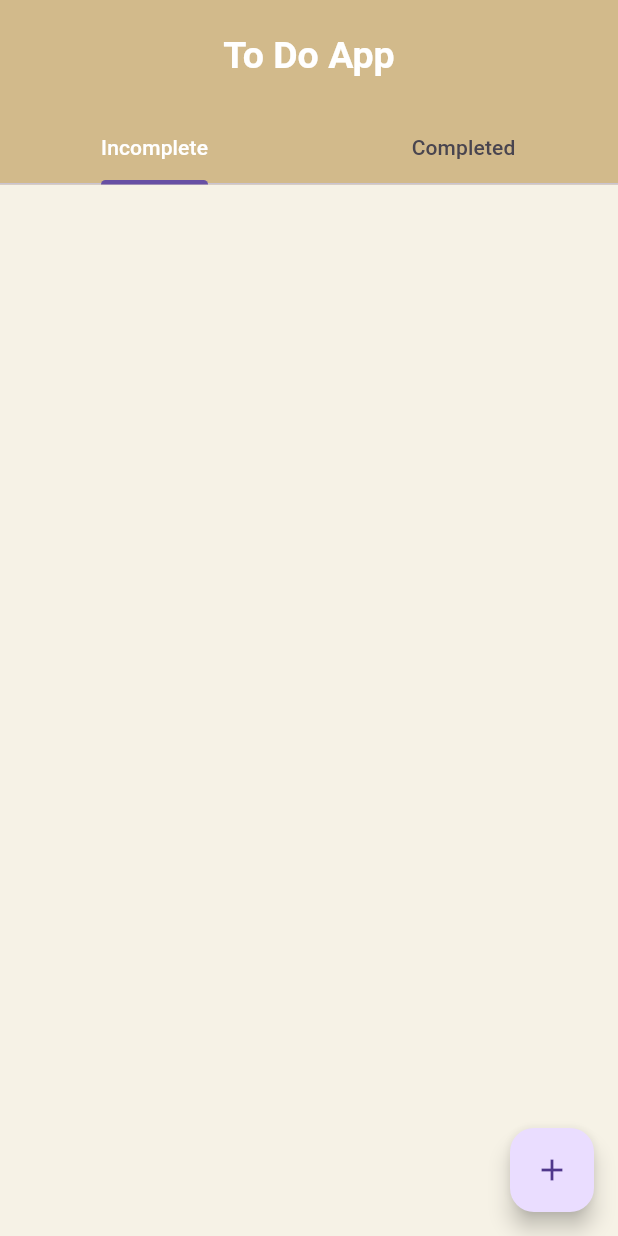
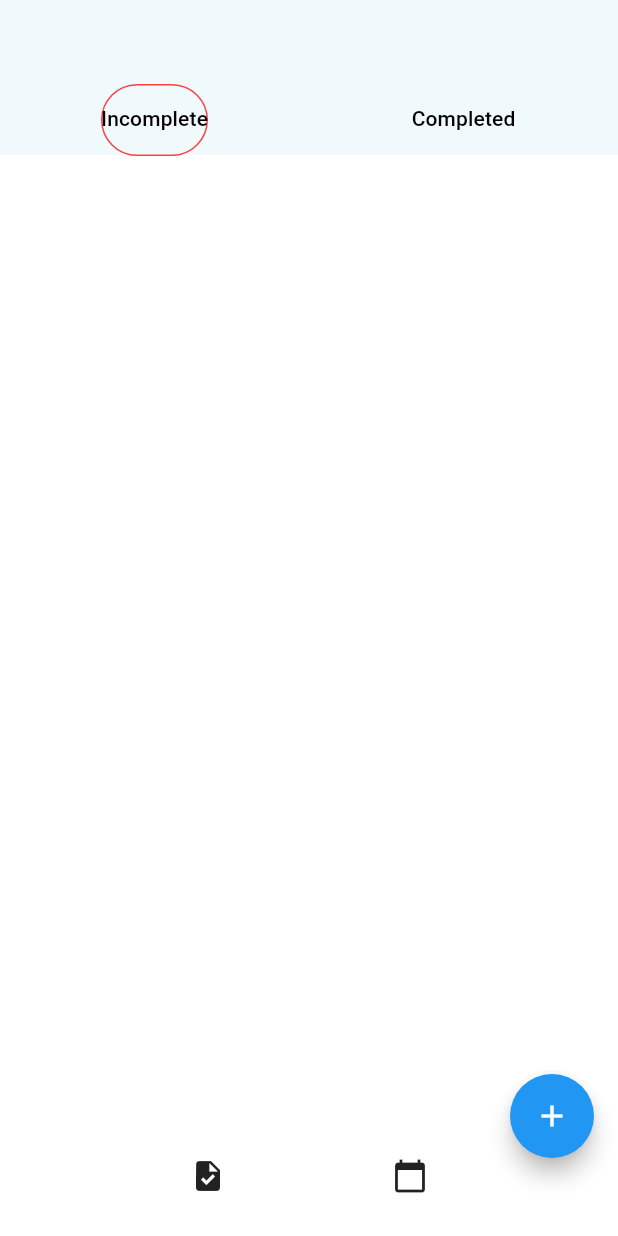
Before and after one commit to Ragunath041/todo-app, a Flutter app: the screen it shows after launch, on a phone screen of 412 x 824 dp. Run offline on Flutter 3.47's test engine with Material 3 defaults, Android fonts, the phone set to English and light mode, and no system bars.

Commit message:
Change Design

```diff
--- a/lib/main.dart
+++ b/lib/main.dart
@@ -1,25 +1,41 @@
 import 'package:flutter/material.dart';
+
 
 void main() {
   runApp(const MyApp());
 }
 
 class MyApp extends StatelessWidget {
-  // ignore: use_key_in_widget_constructors
   const MyApp({Key? key});
 
   @override
   Widget build(BuildContext context) {
     return MaterialApp(
+      title: 'Flutter Demo',
+      theme: ThemeData(
+        colorScheme: ColorScheme.fromSwatch(
+          backgroundColor: const Color.fromARGB(229, 238, 248, 252),
+        ),
+        useMaterial3: true,
+      ),
       home: const HomeScreen(),
-      debugShowCheckedModeBanner: false,
-      theme: ThemeData(primarySwatch: Colors.indigo),
     );
   }
 }
 
+class Task {
+  String value;
+  bool completed;
+  DateTime date;
+
+  Task({
+    required this.value,
+    required this.completed,
+    required this.date,
+  });
+}
+
 class HomeScreen extends StatefulWidget {
-  // ignore: use_key_in_widget_constructors
   const HomeScreen({Key? key});
 
   @override
@@ -27,10 +43,10 @@ class HomeScreen extends StatefulWidget {
 }
 
 class _HomeScreenState extends State<HomeScreen> {
-  List<Map<String, dynamic>> todoList = [];
-  List<Map<String, dynamic>> completedList = [];
-  String singleValue = "";
   late TextEditingController textController;
+  List<Task> todoList = [];
+
+  get completedList => null;
 
   @override
   void initState() {
@@ -38,72 +54,62 @@ class _HomeScreenState extends State<HomeScreen> {
     textController = TextEditingController();
   }
 
-  @override
-  void dispose() {
-    textController.dispose();
-    super.dispose();
-  }
-
-  addString(content) {
+  addTask(String content, DateTime date) {
+    if (content.isNotEmpty) {
       setState(() {
-      singleValue = content;
-    });
-  }
-
-  addList() {
-    if (singleValue.isNotEmpty) {
-      setState(() {
-        todoList.add({"value": singleValue, "completed": false});
+        todoList.add(Task(value: content, completed: false, date: date));
         textController.clear();
       });
     } else {
       ScaffoldMessenger.of(context).showSnackBar(
         const SnackBar(
-          content: Text('Your Task is Empty, Please Enter the Tasks......'),
+          content: Text('Your Task is Empty, Please Enter the Task...'),
         ),
       );
     }
   }
 
-  completeTask(index) {
-    setState(() {
-      todoList[index]['completed'] = true;
-      completedList.add(todoList[index]);
-      todoList.removeAt(index);
-    });
+  List<Task> getCompletedTasks() {
+    return todoList.where((task) => task.completed).toList();
+  }
+
+  List<Task> getIncompleteTasks() {
+    return todoList.where((task) => !task.completed).toList();
   }
 
   @override
   Widget build(BuildContext context) {
-    return DefaultTabController(
+    return Scaffold(
+      // appBar: AppBar(
+      //   title: const Text('To Do App'),
+      //   backgroundColor: Color.fromARGB(255, 251, 252, 253),
+      // ),
+      body: DefaultTabController(
         length: 2,
         child: Scaffold(
           appBar: AppBar(
-          title: const Text(
-            "To Do App",
-            style: TextStyle(
-              fontWeight: FontWeight.bold,
-              fontSize: 25,
-              color: Colors.white,
+                backgroundColor: const Color.fromARGB(229, 238, 248, 252),
+                bottom: TabBar(
+
+                  labelColor: const Color.fromARGB(255, 8, 0, 0),
+                  indicator: BoxDecoration(
+                    borderRadius: BorderRadius.circular(191),
+                    border: Border.all(
+                      color: const Color.fromARGB(255, 251, 65, 65), // Outline color
+                      width: 1, // Outline width
                     ),
                   ),
-          centerTitle: true,
-          backgroundColor: const Color.fromARGB(255, 210, 186, 139),
-          toolbarHeight: 75,
-          bottom: const TabBar(
-            labelColor: Colors.white, // Set the label (text) color
-            tabs: [
+                  tabs: const [
                     Tab(text: 'Incomplete'),
                     Tab(text: 'Completed'),
                   ],
                 ),
               ),
-        backgroundColor: const Color.fromARGB(255, 246, 242, 230),
 
           body: TabBarView(
             children: [
-            buildTaskList(todoList),
-            buildTaskList(completedList, isCompleted: true),
+              _buildTaskList(getIncompleteTasks()),
+              _buildTaskList(getCompletedTasks(), isCompleted: true),
             ],
           ),
           floatingActionButton: FloatingActionButton(
@@ -115,9 +121,7 @@ class _HomeScreenState extends State<HomeScreen> {
                     title: const Text('Add a new task'),
                     content: TextField(
                       controller: textController,
-                    onChanged: (content) {
-                      addString(content);
-                    },
+                      onChanged: (content) {},
                     ),
                     actions: [
                       TextButton(
@@ -128,7 +132,8 @@ class _HomeScreenState extends State<HomeScreen> {
                       ),
                       TextButton(
                         onPressed: () {
-                        addList();
+                          DateTime today = DateTime.now();
+                          addTask(textController.text, today);
                           Navigator.of(context).pop();
                         },
                         child: const Text('Add'),
@@ -139,45 +144,53 @@ class _HomeScreenState extends State<HomeScreen> {
               );
             },
             child: const Icon(Icons.add),
+            shape: const CircleBorder(),
+          ),
+          floatingActionButtonLocation: FloatingActionButtonLocation.endDocked,
+          bottomNavigationBar: const BottomAppBar(
+            color: Color.fromARGB(255, 255, 255, 255),
+            child: Row(
+              mainAxisAlignment: MainAxisAlignment.spaceEvenly,
+              crossAxisAlignment: CrossAxisAlignment.center,
+              children: [
+                Icon(Icons.task),
+                Icon(Icons.calendar_today),
+              ],
+            ),
+          ),
         ),
       ),
     );
   }
 
-  Widget buildTaskList(List<Map<String, dynamic>> taskList, {bool isCompleted = false}) {
+  Widget _buildTaskList(List<Task> tasks, {bool isCompleted = false}) {
     return ListView.builder(
-      itemCount: taskList.length,
+      itemCount: tasks.length,
       itemBuilder: (context, index) {
-        return buildTaskCard(index, taskList, isCompleted: isCompleted);
+        return _buildTaskCard(index, tasks, isCompleted: isCompleted);
       },
     );
   }
 
-  Widget buildTaskCard(int index, List<Map<String, dynamic>> taskList, {bool isCompleted = false}) {
+  Widget _buildTaskCard(int index, List<Task> tasks, {bool isCompleted = false}) {
     return Card(
-      color: isCompleted ? const Color.fromARGB(255, 190, 255, 224) : const Color(0xFFFAEED1),
+      color: isCompleted ? const Color.fromARGB(229, 238, 248, 252) : const Color.fromARGB(229, 238, 248, 252),
       margin: const EdgeInsets.only(bottom: 20),
       child: ListTile(
         contentPadding: const EdgeInsets.all(20),
         title: Row(
           children: [
             Checkbox(
-              value: taskList[index]['completed'],
+              value: tasks[index].completed,
               onChanged: (value) {
-                if (isCompleted) {
                 setState(() {
-                    taskList[index]['completed'] = false;
-                    todoList.add(taskList[index]);
-                    completedList.removeAt(index);
+                  tasks[index].completed = value ?? false;
                 });
-                } else {
-                  completeTask(index);
-                }
               },
             ),
             Expanded(
               child: Text(
-                taskList[index]['value'].toString(),
+                tasks[index].value,
                 style: TextStyle(
                   color: isCompleted ? const Color.fromARGB(255, 16, 1, 1) : const Color.fromARGB(255, 1, 13, 13),
                   fontWeight: FontWeight.bold,
@@ -190,7 +203,7 @@ class _HomeScreenState extends State<HomeScreen> {
         trailing: isCompleted
             ? IconButton(
                 onPressed: () {
-                  deleteItem(index, true);
+                  _deleteItem(index, true);
                 },
                 icon: const Icon(
                   Icons.delete,
@@ -202,20 +215,13 @@ class _HomeScreenState extends State<HomeScreen> {
     );
   }
 
-  deleteItem(index, isCompleted) {
+  void _deleteItem(int index, bool isCompleted) {
     setState(() {
       if (isCompleted) {
+        todoList.removeAt(index);
+      } else {
         completedList.removeAt(index);
-      } else {
-        todoList.removeAt(index);
       }
     });
   }
 }
-
-
-
-// #C4DFDF
-// #D2E9E9
-// #E3F4F4
-// #F8F6F4
```
Lines whose indentation alone changed are shown as unchanged.
